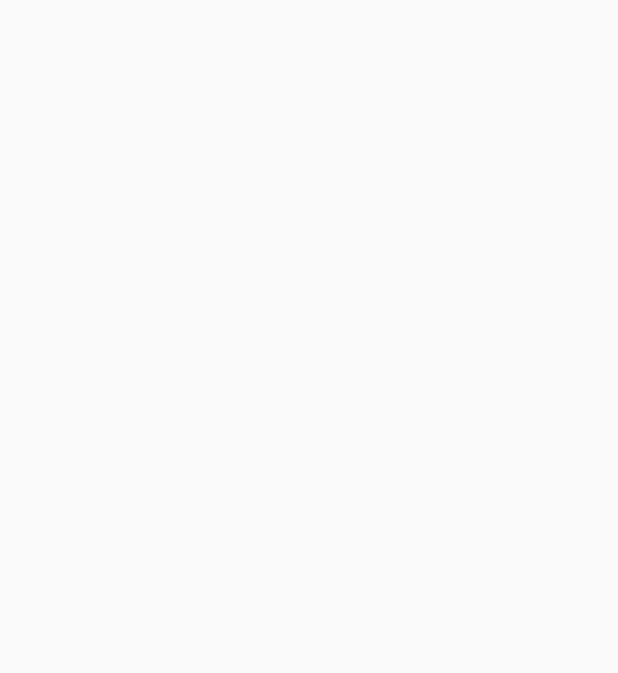
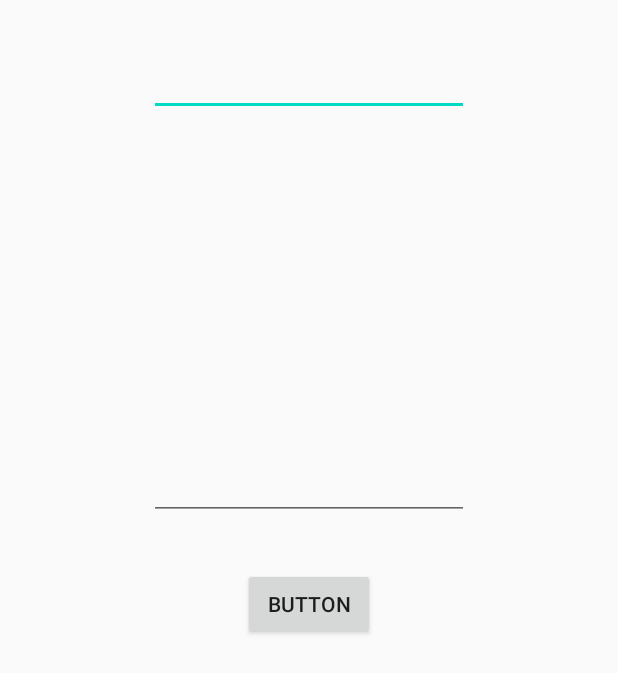
Before and after one commit to AadityaKhetan/VISION, an Android app: the MessageActivity screen opened directly, with no data from a screen before it, on a phone screen of 412 x 824 dp. Before the commit the part shown is empty. Shown: the top 673 px of the screen. Run offline under Robolectric (Android 15) with nearby library versions, the phone set to English and light mode, and no system bars.

Commit message:
Oct 7 20'

```diff
--- a/app/src/main/AndroidManifest.xml
+++ b/app/src/main/AndroidManifest.xml
@@ -1,6 +1,9 @@
 <?xml version="1.0" encoding="utf-8"?>
 <manifest xmlns:android="http://schemas.android.com/apk/res/android"
     package="com.example.vision">
+
+    <uses-permission android:name="android.permission.RECEIVE_SMS"></uses-permission>
+    <uses-permission android:name="android.permission.SEND_SMS"></uses-permission>
 
     <application
         android:allowBackup="true"
--- a/app/src/main/java/com/example/vision/MessageActivity.kt
+++ b/app/src/main/java/com/example/vision/MessageActivity.kt
@@ -1,12 +1,65 @@
 package com.example.vision
 
+import android.Manifest
+import android.content.BroadcastReceiver
+import android.content.Context
+import android.content.Intent
+import android.content.IntentFilter
+import android.content.pm.PackageManager
+import android.os.Build
 import android.os.Bundle
+import android.provider.Telephony
+import android.telephony.SmsManager
+import android.telephony.SmsMessage
+import android.widget.Toast
 import androidx.appcompat.app.AppCompatActivity
+import androidx.core.app.ActivityCompat
+import kotlinx.android.synthetic.main.messaging.*
 
 class MessageActivity : AppCompatActivity() {
 
     override fun onCreate(savedInstanceState: Bundle?) {
         super.onCreate(savedInstanceState)
         setContentView(R.layout.messaging)
+
+        if (ActivityCompat.checkSelfPermission(
+                this,
+                Manifest.permission.RECEIVE_SMS
+            ) != PackageManager.PERMISSION_GRANTED
+        ) {
+            ActivityCompat.requestPermissions(
+                this,
+                arrayOf(Manifest.permission.RECEIVE_SMS, Manifest.permission.SEND_SMS), 111
+            )
+        } else
+            receiveMsg()
+
+        sendMsg.setOnClickListener {
+            val sms: SmsManager = SmsManager.getDefault()
+            sms.sendTextMessage(
+                editTextPhone.text.toString(),
+                "ME",
+                editTextTextMultiLine.text.toString(),
+                null,
+                null
+            )
+        }
+    }
+
+    private fun receiveMsg() {
+        val br = object : BroadcastReceiver() {
+            override fun onReceive(p0: Context?, p1: Intent?) {
+                if (Build.VERSION.SDK_INT >= Build.VERSION_CODES.KITKAT) {
+                    for (sms: SmsMessage in Telephony.Sms.Intents.getMessagesFromIntent(p1)) {
+                        editTextPhone.setText(sms.originatingAddress)
+                        editTextTextMultiLine.setText(sms.displayMessageBody)
+                        Toast.makeText(applicationContext, "Msg received", Toast.LENGTH_SHORT)
+                            .show()
+                    }
+                }
+            }
+
+        }
+        registerReceiver(br, IntentFilter("android.provider.Telephony.SMS_RECEIVED"))
     }
 }
--- a/app/src/main/res/layout/messaging.xml
+++ b/app/src/main/res/layout/messaging.xml
@@ -1,6 +1,40 @@
 <?xml version="1.0" encoding="utf-8"?>
-<androidx.constraintlayout.widget.ConstraintLayout
-    xmlns:android="http://schemas.android.com/apk/res/android" android:layout_width="match_parent"
+<androidx.constraintlayout.widget.ConstraintLayout xmlns:android="http://schemas.android.com/apk/res/android"
+    xmlns:app="http://schemas.android.com/apk/res-auto"
+    xmlns:tools="http://schemas.android.com/tools"
+    android:layout_width="match_parent"
     android:layout_height="match_parent">
 
+    <EditText
+        android:id="@+id/editTextPhone"
+        android:layout_width="wrap_content"
+        android:layout_height="wrap_content"
+        android:layout_marginTop="32dp"
+        android:ems="10"
+        android:inputType="phone"
+        app:layout_constraintEnd_toEndOf="parent"
+        app:layout_constraintStart_toStartOf="parent"
+        app:layout_constraintTop_toTopOf="parent" />
+
+    <EditText
+        android:id="@+id/editTextTextMultiLine"
+        android:layout_width="wrap_content"
+        android:layout_height="wrap_content"
+        android:layout_marginTop="32dp"
+        android:ems="10"
+        android:lines="10"
+        android:gravity="start|top"
+        android:inputType="textMultiLine"
+        app:layout_constraintStart_toStartOf="@+id/editTextPhone"
+        app:layout_constraintTop_toBottomOf="@+id/editTextPhone" />
+
+    <Button
+        android:id="@+id/sendMsg"
+        android:layout_width="wrap_content"
+        android:layout_height="wrap_content"
+        android:layout_marginTop="32dp"
+        android:text="Button"
+        app:layout_constraintEnd_toEndOf="parent"
+        app:layout_constraintStart_toStartOf="parent"
+        app:layout_constraintTop_toBottomOf="@+id/editTextTextMultiLine" />
 </androidx.constraintlayout.widget.ConstraintLayout>
```
